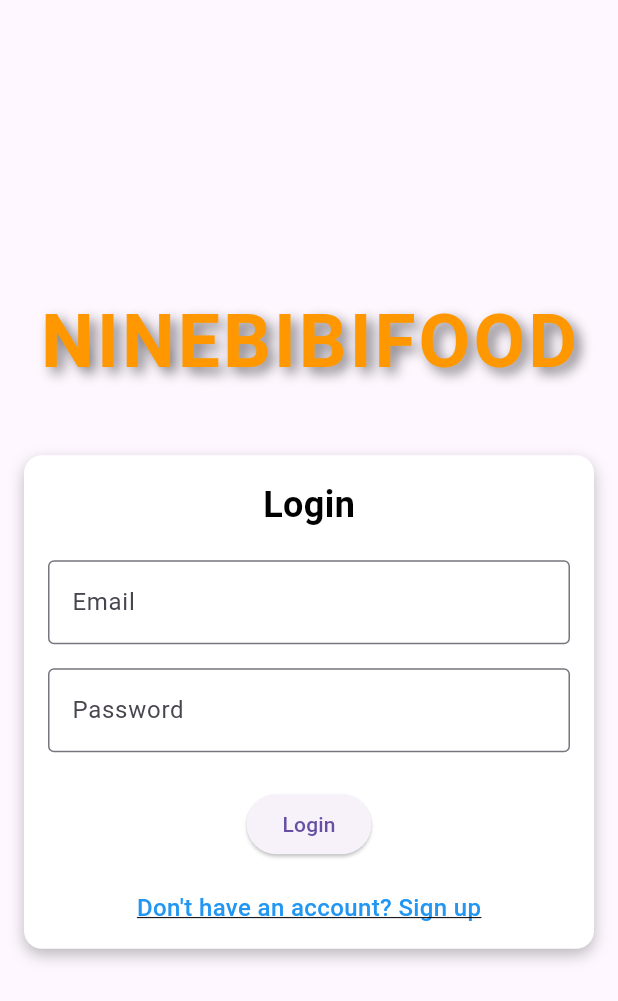
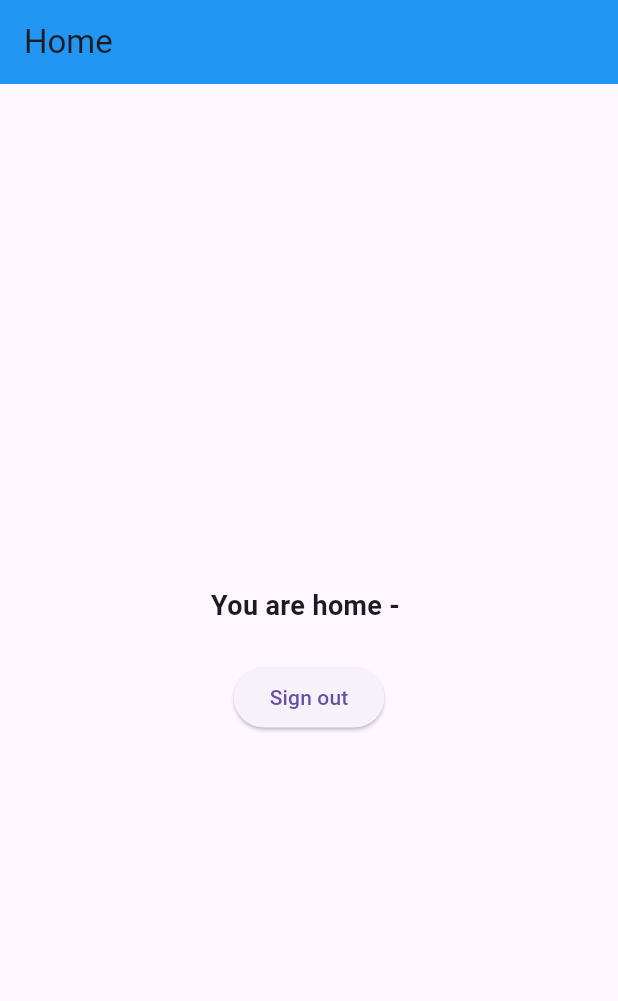
Before and after one commit to ghost08A/nineebibifood, a Flutter app: the screen it shows after launch, on a phone screen of 412 x 824 dp. Shown: the top 1001 px of the screen. Run offline on Flutter 3.47's test engine with Material 3 defaults, Android fonts, the phone set to English and light mode, and no system bars; our stand-ins replace flutter_dotenv, supabase_flutter; missing offline and left inert: supabase_auth_ui; accounts and stored records are empty.

Commit message:
first version

```diff
--- a/lib/login.dart
+++ b/lib/login.dart
@@ -1,107 +1,44 @@
 import 'package:flutter/material.dart';
+import 'package:supabase_auth_ui/supabase_auth_ui.dart';
+
+final supabase = Supabase.instance.client;
+final activeSession = supabase.auth.currentSession;
 
 class Login extends StatefulWidget {
+  const Login({super.key});
+
   @override
-  _LoginState createState() => _LoginState();
+  State<Login> createState() => _LoginState();
 }
 
 class _LoginState extends State<Login> {
   @override
+  void initState() {
+    super.initState();
+    if (activeSession == null) {
+      Navigator.pushNamed(context, '/auth');
+    }
+  }
+
+  @override
   Widget build(BuildContext context) {
     return Scaffold(
-      body: Padding(
-        padding: const EdgeInsets.all(16.0),
+      appBar: AppBar(title: const Text('Home')),
+      body: Center(
         child: Column(
-          mainAxisAlignment: MainAxisAlignment.center,
+          mainAxisSize: MainAxisSize.min,
           children: [
             Text(
-              "NINEBIBIFOOD",
-              style: TextStyle(
-                fontWeight: FontWeight.bold, // ทำให้ข้อความหนาขึ้น
-                fontSize: 50, // ขนาดของฟอนต์
-                color: Colors.orange, // สีของข้อความ
-                letterSpacing: 2, // ระยะห่างระหว่างตัวอักษร
-                shadows: [
-                  Shadow(
-                    blurRadius: 10, // ความเบลอของเงา
-                    color: Colors.black.withOpacity(0.5), // สีของเงา
-                    offset: Offset(4, 4), // ตำแหน่งของเงา
-                  ),
-                ],
-              ),
+              'You are home - ${activeSession?.user.id}',
+              style: const TextStyle(fontWeight: FontWeight.bold, fontSize: 18),
             ),
-            SizedBox(height: 40),
-            Container(
-              padding: EdgeInsets.all(16),
-              decoration: BoxDecoration(
-                color: Colors.white,
-                borderRadius: BorderRadius.circular(12), // มุมมน
-                boxShadow: [
-                  BoxShadow(
-                    color: Colors.black26,
-                    blurRadius: 8,
-                    offset: Offset(0, 4),
-                  ),
-                ],
-              ),
-              child: Column(
-                crossAxisAlignment: CrossAxisAlignment.center,
-                children: [
-                  Text(
-                    "Login",
-                    style: TextStyle(
-                      fontWeight: FontWeight.w600,
-                      fontSize: 24,
-                      color: Colors.black,
-                    ),
-                  ),
-                  SizedBox(height: 20),
-
-                  // email
-                  TextField(
-                    decoration: const InputDecoration(
-                      labelText: 'Email',
-                      border: OutlineInputBorder(),
-                    ),
-                    keyboardType: TextInputType.emailAddress,
-                  ),
-                  const SizedBox(height: 16),
-
-                  // pass
-                  TextField(
-                    decoration: const InputDecoration(
-                      labelText: 'Password',
-                      border: OutlineInputBorder(),
-                    ),
-                    obscureText: true,
-                  ),
-                  const SizedBox(height: 24),
-
-                  // ปุ่ม Login
-                  ElevatedButton(
-                    onPressed: () {},
-                    child: const Text('Login'),
-                  ),
-
-                  SizedBox(height: 20),
-
-                  // Text signup nakub
-                  GestureDetector(
-                    onTap: () {
-                      Navigator.pushNamed(context, '/signUp');
-                    },
-                    child: Text(
-                      "Don't have an account? Sign up",
-                      style: TextStyle(
-                        color: Colors.blue,
-                        fontWeight: FontWeight.w500,
-                        fontSize: 16,
-                        decoration: TextDecoration.underline,
-                      ),
-                    ),
-                  ),
-                ],
-              ),
+            const SizedBox(height: 24.0),
+            ElevatedButton(
+              onPressed: () async {
+                await supabase.auth.signOut();
+                Navigator.pushNamed(context, '/');
+              },
+              child: const Text('Sign out'),
             ),
           ],
         ),
--- a/lib/main.dart
+++ b/lib/main.dart
@@ -1,9 +1,24 @@
 import 'package:flutter/material.dart';
+import 'package:nineebibifood/auth.dart';
+import 'package:nineebibifood/detail.dart';
+import 'package:nineebibifood/homenine.dart';
 import 'package:nineebibifood/login.dart';
+import 'package:nineebibifood/login1.dart';
+import 'package:nineebibifood/payment.dart';
+import 'package:nineebibifood/restaurant_list.dart';
 import 'package:nineebibifood/signUp.dart';
+import 'package:flutter_dotenv/flutter_dotenv.dart';
+import 'package:nineebibifood/splash_screen.dart';
+import 'package:nineebibifood/store_list.dart';
+import 'package:supabase_flutter/supabase_flutter.dart';
 
-void main() {
-  runApp(const MyApp());
+void main() async {
+  await dotenv.load(fileName: ".env");
+  await Supabase.initialize(
+      url: dotenv.env['APIURL']!, anonKey: dotenv.env['APIKEY']!);
+  runApp(
+    const MyApp(),
+  );
 }
 
 class MyApp extends StatelessWidget {
@@ -21,7 +36,15 @@ class MyApp extends StatelessWidget {
         ),
         initialRoute: '/',
         routes: {
-          '/': (context) => Login(),
+          '/': (context) => SplashScreen(),
+          '/auth': (context) => AuthScreen(),
+          '/login': (context) => Login(),
+          '/homenine': (context) => Homenine(),
+          '/restaurant_list': (context) => RestaurantList(),
+          '/store_list': (context) => StoreList(),
+          '/detail': (context) => Detail(),
+          '/payment': (context) => Payment(),
+          '/login1': (context) => Login1(),
           '/signUp': (context) => Signup(),
         });
   }
--- /dev/null
+++ b/lib/splash_screen.dart
@@ -0,0 +1,18 @@
+import 'Login.dart';
+import 'auth.dart';
+import 'package:flutter/material.dart';
+
+import 'package:supabase_auth_ui/supabase_auth_ui.dart';
+
+final activeSession = Supabase.instance.client.auth.currentSession;
+
+class SplashScreen extends StatelessWidget {
+  const SplashScreen({Key? key}) : super(key: key);
+
+  @override
+  Widget build(BuildContext context) {
+    return Scaffold(
+      body: Center(child: activeSession == null ? AuthScreen() : Login()),
+    );
+  }
+}
--- a/pubspec.yaml
+++ b/pubspec.yaml
@@ -35,6 +35,9 @@ dependencies:
   # The following adds the Cupertino Icons font to your application.
   # Use with the CupertinoIcons class for iOS style icons.
   cupertino_icons: ^1.0.8
+  flutter_dotenv: ^5.2.1
+  supabase_auth_ui: ^0.5.4
+  supabase_flutter: ^2.8.3
 
 dev_dependencies:
   flutter_test:
@@ -59,7 +62,8 @@ flutter:
   uses-material-design: true
 
   # To add assets to your application, add an assets section, like this:
-  # assets:
+  assets:
+    - .env
   #   - images/a_dot_burr.jpeg
   #   - images/a_dot_ham.jpeg
 
```
Also changed, not shown: lib/auth.dart (added, +37 -0 lines), lib/detail.dart (added, +15 -0 lines), lib/homenine.dart (added, +15 -0 lines), lib/login1.dart (added, +117 -0 lines), lib/payment.dart (added, +15 -0 lines), lib/restaurant_list.dart (added, +15 -0 lines), lib/store_list.dart (added, +15 -0 lines), pubspec.lock, 7 other files.
